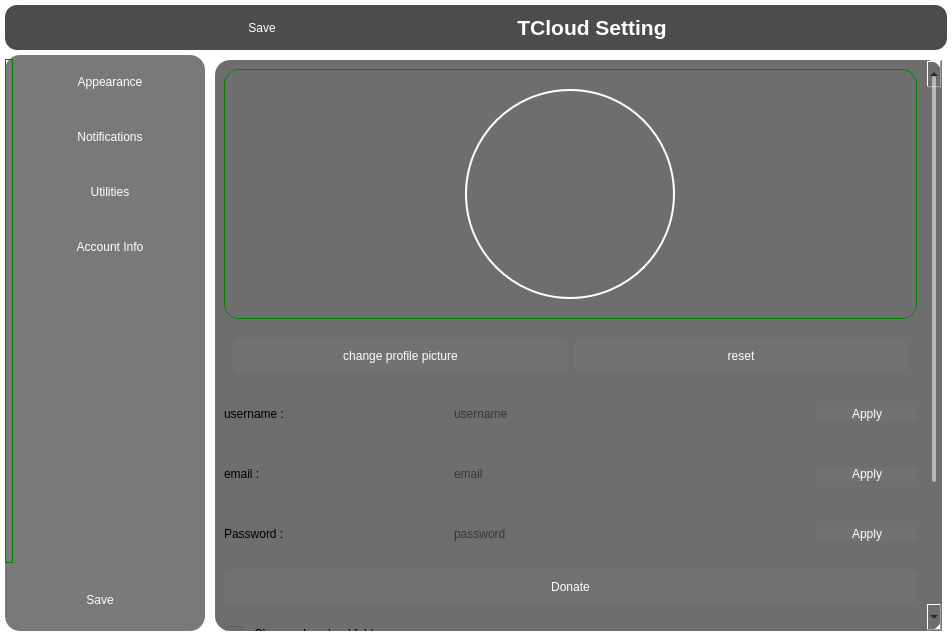
Above: setting.ui from TONI7008/simpleCloud before the change. Below: the same form after it.
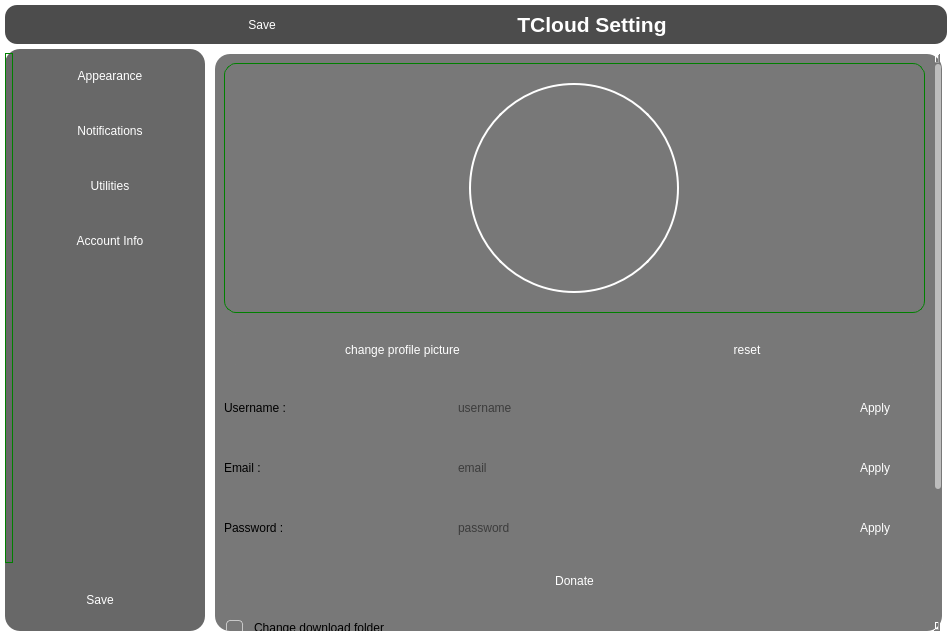
That is the form after the change. The open tabs and pages were chosen to show the change. Icons and pictures are not drawn. Custom widgets are drawn as their Qt base class.

```diff
--- a/setting.ui
+++ b/setting.ui
@@ -428,8 +428,8 @@
     width: 15px;
     height: 15px;
     border-radius: 4px;
-    border: 1px solid #606060;
-    background-color: rgba(255, 255, 255, 0);
+    border: 1px solid rgba(200,200,200,1);
+    background:transparent;
     margin-right: 5px;
 }
 
@@ -452,9 +452,9 @@
 QMenu::indicator:checked,
 QCheckBox::indicator:checked,
 QTreeView::indicator:checked {
-    background-color: #60cdff;
-    border: 1px solid #60cdff;
+    background-color: rgb(71,158,245);
     image: url(:/ressources/CheckBox.svg);
+	border:1px solid rgb(71,158,245);
 }
 
 QGroupBox::indicator:checked:hover,
@@ -526,6 +526,7 @@
     background-color: rgba(255, 255, 255, 0);
 }
 
+
 </string>
   </property>
   <layout class="QGridLayout" name="gridLayout">
@@ -2533,7 +2534,7 @@
      </widget>
      <widget class="QWidget" name="userInfoPage">
       <property name="styleSheet">
-       <string notr="true">QWidget{
+       <string notr="true">#userInfoPage{
 border-radius:15px;
 background:rgba(30,30,30,0.8);
 background:rgba(60, 41, 32,0.7);
@@ -2573,123 +2574,7 @@
 	color:white;
 	font: 700 12pt &quot;Noto Sans&quot;;
 }
-QCheckBox,
-QLabel,
-QAbstractCheckBox,
-QTreeView::indicator,
-QRadioButton {
-    padding: 0px;
-    font-style: normal;
-}
 
-QCheckBox {
-    padding: 2px;
-}
-
-QGroupBox::indicator,
-QMenu::indicator,
-QCheckBox::indicator,
-QTreeView::indicator {
-    width: 15px;
-    height: 15px;
-    border-radius: 4px;
-    border: 1px solid #606060;
-    background-color: rgba(255, 255, 255, 0);
-    margin-right: 5px;
-}
-
-QGroupBox::indicator:hover,
-QMenu::indicator:hover,
-QCheckBox::indicator:hover,
-QTreeView::indicator:hover {
-    background-color: rgba(255, 255, 255, 16);
-}
-
-QGroupBox::indicator:pressed,
-QMenu::indicator:pressed,
-QCheckBox::indicator:pressed,
-QTreeView::indicator:pressed {
-    background-color: rgba(255, 255, 255, 20);
-    border: 1px solid #505050;
-}
-
-QGroupBox::indicator:checked,
-QMenu::indicator:checked,
-QCheckBox::indicator:checked,
-QTreeView::indicator:checked {
-    background-color: #60cdff;
-    border: 1px solid #60cdff;
-    image: url(:/ressources/CheckBox.svg);
-}
-
-QGroupBox::indicator:checked:hover,
-QMenu::indicator:checked:hover,
-QCheckBox::indicator:checked:hover,
-QTreeView::indicator:checked:hover {
-    background-color: #5abce8;
-    border: 1px solid #5abce8;
-}
-
-QGroupBox::indicator:checked:pressed,
-QMenu::indicator:checked:pressed,
-QCheckBox::indicator:checked:pressed,
-QTreeView::indicator:checked:pressed {
-    background-color: #53aad2;
-    border: 1px solid #53aad2;
-    image: url(:/ressources/CheckBoxPressed.svg);
-}
-
-QCheckBox::indicator:indeterminate,
-QGroupBox::indicator:indeterminate,
-QTreeView::indicator:indeterminate,
-QTableView::indicator:indeterminate {
-    background-color: #60cdff;
-    border: 1px solid #60cdff;
-    image: url(:/ressources/CheckBoxInterminate.svg);
-}
-
-QCheckBox::indicator:indeterminate:hover,
-QGroupBox::indicator:indeterminate:hover,
-QTreeView::indicator:indeterminate:hover,
-QTableView::indicator:indeterminate:hover {
-    background-color: #5abce8;
-    border: 1px solid #5abce8;
-}
-
-QCheckBox::indicator:indeterminate:pressed,
-QGroupBox::indicator:indeterminate:pressed,
-QTreeView::indicator:indeterminate:pressed,
-QTableView::indicator:indeterminate:pressed {
-    background-color: #53aad2;
-    border: 1px solid #53aad2;
-    image: url(:/ressources/CheckBoxInterminatePressed.svg);
-}
-
-QCheckBox::indicator:indeterminate:disabled,
-QGroupBox::indicator:indeterminate:disabled,
-QTreeView::indicator:indeterminate:disabled,
-QTableView::indicator:indeterminate:disabled {
-    border: 1px solid #404040;
-    background-color: #404040;
-    image: url(:/ressources/CheckBoxInterminatePressed.svg);
-}
-
-QGroupBox::indicator:checked:disabled,
-QMenu::indicator:checked:disabled,
-QCheckBox::indicator:checked:disabled,
-QTreeView::indicator:checked:disabled {
-    border: 1px solid #404040;
-    background-color: #404040;
-    image: url(:/ressources/CheckBoxPressed.svg); 
-}
-
-QGroupBox::indicator:disabled,
-QMenu::indicator:disabled,
-QCheckBox::indicator:disabled,
-QTreeView::indicator:disabled {
-    border: 1px solid #404040;
-    background-color: rgba(255, 255, 255, 0);
-}
 </string>
       </property>
       <layout class="QGridLayout" name="gridLayout_5">
@@ -2708,61 +2593,7 @@
        <item row="0" column="1">
         <widget class="QScrollArea" name="scrollArea_4">
          <property name="styleSheet">
-          <string notr="true">QScrollArea {
-    border-radius: 15px;
-    color: #FFFFFF; /* Couleur du texte */
-   background:rgba(31, 31, 31,0.65);
-}
-
-QScrollBar:vertical {
-    border: 6px solid rgba(255, 255, 255, 0);
-    background-color: transparent;
-    margin: 0px 0px 0px 0px;
-    width: 16px;
-}
-
-QScrollBar:vertical:hover {
-    border: 5px solid rgba(255, 255, 255, 0);
-}
-
-QScrollBar::handle:vertical {
-    background-color: rgba(255, 255, 255, 130);
-    border-radius: 2px;
-    min-height: 25px;
-}
-
-QScrollBar::sub-line:vertical {
-    image: url(:/resources/ScrollBar.png);
-    subcontrol-position: top;
-    subcontrol-origin: margin;
-}
-
-QScrollBar::sub-line:vertical:hover {
-    image: url(:/resources/ScrollBar.png);
-}
-
-QScrollBar::sub-line:vertical:pressed {
-    image: url(:/resources/ScrollBar.png);
-}
-
-QScrollBar::add-line:vertical {
-    image: url(:/resources/ScrollBar.png);
-    subcontrol-position: bottom;
-    subcontrol-origin: margin;
-}
-
-QScrollBar::add-line:vertical:hover {
-    image: url(:/resources/ScrollBar.png);
-}
-
-QScrollBar::add-line:vertical:pressed {
-    image: url(:/resources/ScrollBar.png);
-}
-
-QScrollBar::add-page:vertical, QScrollBar::sub-page:vertical {
-    background: none;
-}
-</string>
+          <string notr="true"/>
          </property>
          <property name="widgetResizable">
           <bool>true</bool>
@@ -3131,7 +2962,7 @@
               </size>
              </property>
              <property name="text">
-              <string>username :</string>
+              <string>Username :</string>
              </property>
             </widget>
            </item>
@@ -3179,7 +3010,7 @@
               </size>
              </property>
              <property name="text">
-              <string>email :</string>
+              <string>Email :</string>
              </property>
             </widget>
            </item>
@@ -3247,8 +3078,8 @@
 background-color:rgba(250,250,200,0.6);
 background:rgba(55, 58, 64,0.7);
 border-radius:15px;
-background:rgba(16, 51, 76, 0.7);
-background:rgba(31, 31, 31,0.6);
+background:rgba(38, 38, 38, 0.7);
+
 }
 QLabel{
 background:transparent;
@@ -3473,7 +3304,7 @@
      <property name="maximumSize">
       <size>
        <width>16777215</width>
-       <height>45</height>
+       <height>40</height>
       </size>
      </property>
      <property name="styleSheet">
@@ -3517,10 +3348,10 @@
      </property>
      <layout class="QHBoxLayout" name="horizontalLayout">
       <property name="topMargin">
-       <number>5</number>
+       <number>2</number>
       </property>
       <property name="bottomMargin">
-       <number>5</number>
+       <number>2</number>
       </property>
       <item>
        <widget class="HoverButton" name="appareanceB">
@@ -3789,17 +3620,17 @@
   </layout>
  </widget>
  <customwidgets>
+  <customwidget>
+   <class>HoverButton</class>
+   <extends>QPushButton</extends>
+   <header>hoverbutton.h</header>
+  </customwidget>
   <customwidget>
    <class>TStackedWidget</class>
    <extends>QStackedWidget</extends>
    <header>tstackedwidget.h</header>
    <container>1</container>
   </customwidget>
-  <customwidget>
-   <class>HoverButton</class>
-   <extends>QPushButton</extends>
-   <header>hoverbutton.h</header>
-  </customwidget>
   <customwidget>
    <class>ToggleButton</class>
    <extends>QPushButton</extends>
```
Left out of the diff: 757 changed lines with no effect on the pictures.
